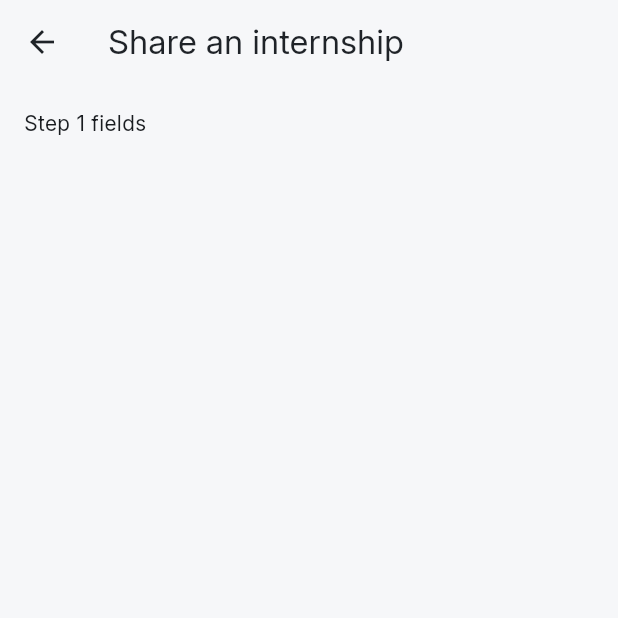
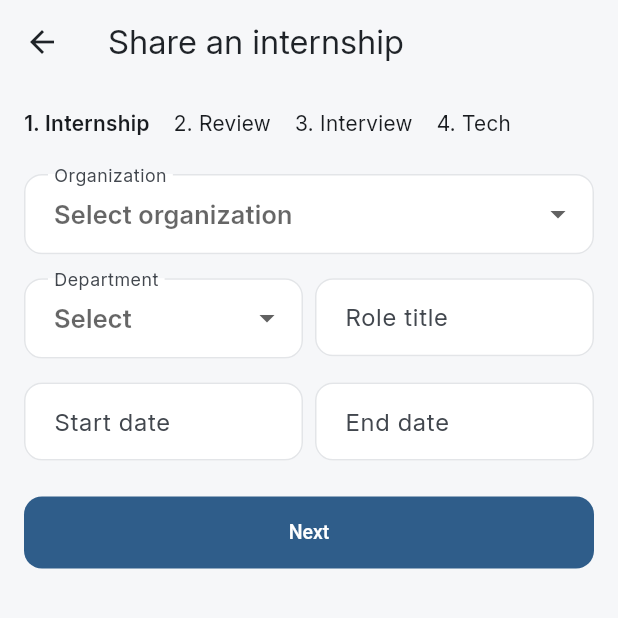
Before and after one commit to AliKaanKoc2/InternInsight, a Flutter app: the AddExperienceScreen screen opened by its route, on a phone screen of 412 x 824 dp, the top half of it. Run offline on Flutter 3.47's test engine with Material 3 defaults, Android fonts, the phone set to English and light mode, and no system bars.

Commit message:
Add internship step with organization, role and dates

```diff
--- a/lib/screens/experience/add_experience_screen.dart
+++ b/lib/screens/experience/add_experience_screen.dart
@@ -1,5 +1,7 @@
 import 'package:flutter/material.dart';
-import 'package:intern_insight/core/theme/app_spacing.dart';
+
+import '../../core/theme/app_spacing.dart';
+import '../../data/mock_organizations.dart';
 
 class AddExperienceScreen extends StatefulWidget {
   const AddExperienceScreen({super.key});
@@ -9,7 +11,150 @@ class AddExperienceScreen extends StatefulWidget {
 }
 
 class _AddExperienceScreenState extends State<AddExperienceScreen> {
+  final _stepOneKey = GlobalKey<FormState>();
   int _step = 0;
+
+  final List<String> _departments = [
+    'Software',
+    'Data',
+    'R&D',
+    'Hardware',
+    'Product',
+    'Marketing',
+    'HR',
+    'Other',
+  ];
+
+  String? _required(String? value) {
+    if (value == null || value.trim().isEmpty) {
+      return 'This field is required.';
+    }
+    return null;
+  }
+
+  String? _date(String? value) {
+    final parts = (value ?? '').trim().split('/');
+    if (parts.length != 3) {
+      return 'Use dd/mm/yyyy.';
+    }
+    final day = int.tryParse(parts[0]);
+    final month = int.tryParse(parts[1]);
+    final year = int.tryParse(parts[2]);
+    if (day == null || month == null || year == null || parts[2].length != 4) {
+      return 'Use dd/mm/yyyy.';
+    }
+    if (month < 1 || month > 12) {
+      return 'Month must be 1-12.';
+    }
+    if (day < 1 || day > 31) {
+      return 'Day must be 1-31.';
+    }
+    if (year < 2000 || year > 2030) {
+      return 'Enter a year between 2000 and 2030.';
+    }
+    return null;
+  }
+
+  String? _select(String? value) {
+    return value == null ? 'Select one.' : null;
+  }
+
+  Widget _stepLabel(String text, bool active) {
+    return Padding(
+      padding: const EdgeInsets.only(right: AppSpacing.md),
+      child: Text(
+        text,
+        style: TextStyle(
+          fontWeight: active ? FontWeight.w600 : FontWeight.normal,
+        ),
+      ),
+    );
+  }
+
+  Widget _dropdown(String label, List<String> items) {
+    return DropdownButtonFormField<String>(
+      isExpanded: true,
+      decoration: InputDecoration(labelText: label),
+      hint: const Text('Select'),
+      items: [
+        for (final item in items)
+          DropdownMenuItem(
+            value: item,
+            child: Text(item, overflow: TextOverflow.ellipsis),
+          ),
+      ],
+      onChanged: (_) {},
+      validator: _select,
+    );
+  }
+
+  Widget _buildStepOne() {
+    return Form(
+      key: _stepOneKey,
+      child: Column(
+        children: [
+          DropdownButtonFormField<String>(
+            isExpanded: true,
+            decoration: const InputDecoration(labelText: 'Organization'),
+            hint: const Text('Select organization'),
+            items: [
+              for (final organization in mockOrganizations)
+                DropdownMenuItem(
+                  value: organization.id,
+                  child: Text(organization.name),
+                ),
+            ],
+            onChanged: (_) {},
+            validator: _select,
+          ),
+          const SizedBox(height: AppSpacing.md),
+          Row(
+            crossAxisAlignment: CrossAxisAlignment.start,
+            children: [
+              Expanded(child: _dropdown('Department', _departments)),
+              const SizedBox(width: AppSpacing.sm),
+              Expanded(
+                child: TextFormField(
+                  decoration: const InputDecoration(
+                    labelText: 'Role title',
+                    hintText: 'e.g. SW Intern',
+                  ),
+                  validator: _required,
+                ),
+              ),
+            ],
+          ),
+          const SizedBox(height: AppSpacing.md),
+          Row(
+            crossAxisAlignment: CrossAxisAlignment.start,
+            children: [
+              Expanded(
+                child: TextFormField(
+                  keyboardType: TextInputType.datetime,
+                  decoration: const InputDecoration(
+                    labelText: 'Start date',
+                    hintText: 'dd/mm/yyyy',
+                  ),
+                  validator: _date,
+                ),
+              ),
+              const SizedBox(width: AppSpacing.sm),
+              Expanded(
+                child: TextFormField(
+                  keyboardType: TextInputType.datetime,
+                  decoration: const InputDecoration(
+                    labelText: 'End date',
+                    hintText: 'dd/mm/yyyy',
+                  ),
+                  validator: _date,
+                ),
+              ),
+            ],
+          ),
+        ],
+      ),
+    );
+  }
 
   @override
   Widget build(BuildContext context) {
@@ -18,9 +163,56 @@ class _AddExperienceScreenState extends State<AddExperienceScreen> {
       body: ListView(
         padding: AppSpacing.screen,
         children: [
-          Text(_step == 0 ? 'Step 1 fields' : 'Step 2-4 fields'),
+          SingleChildScrollView(
+            scrollDirection: Axis.horizontal,
+            child: Row(
+              children: [
+                _stepLabel('1. Internship', _step == 0),
+                _stepLabel('2. Review', _step == 1),
+                _stepLabel('3. Interview', _step == 1),
+                _stepLabel('4. Tech', _step == 1),
+              ],
+            ),
+          ),
+          const SizedBox(height: AppSpacing.lg),
+          Offstage(offstage: _step != 0, child: _buildStepOne()),
+          if (_step == 1) const Text('Step 2-4 fields'),
+          const SizedBox(height: AppSpacing.lg),
+          if (_step == 0)
+            ElevatedButton(
+              onPressed: () {
+                if (_stepOneKey.currentState!.validate()) {
+                  setState(() {
+                    _step = 1;
+                  });
+                }
+              },
+              child: const Text('Next'),
+            )
+          else
+            Row(
+              children: [
+                Expanded(
+                  child: OutlinedButton(
+                    onPressed: () {
+                      setState(() {
+                        _step = 0;
+                      });
+                    },
+                    child: const Text('Back'),
+                  ),
+                ),
+                const SizedBox(width: AppSpacing.md),
+                Expanded(
+                  child: ElevatedButton(
+                    onPressed: () {},
+                    child: const Text('Submit'),
+                  ),
+                ),
+              ],
+            ),
         ],
-      )
+      ),
     );
   }
 }
```
